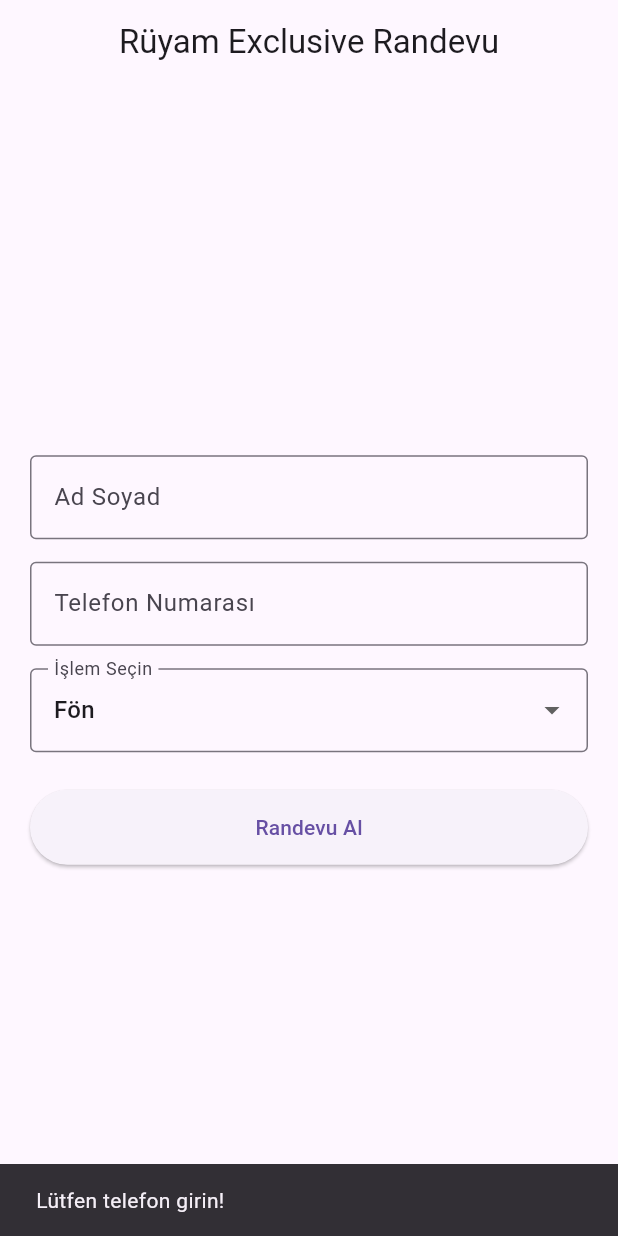
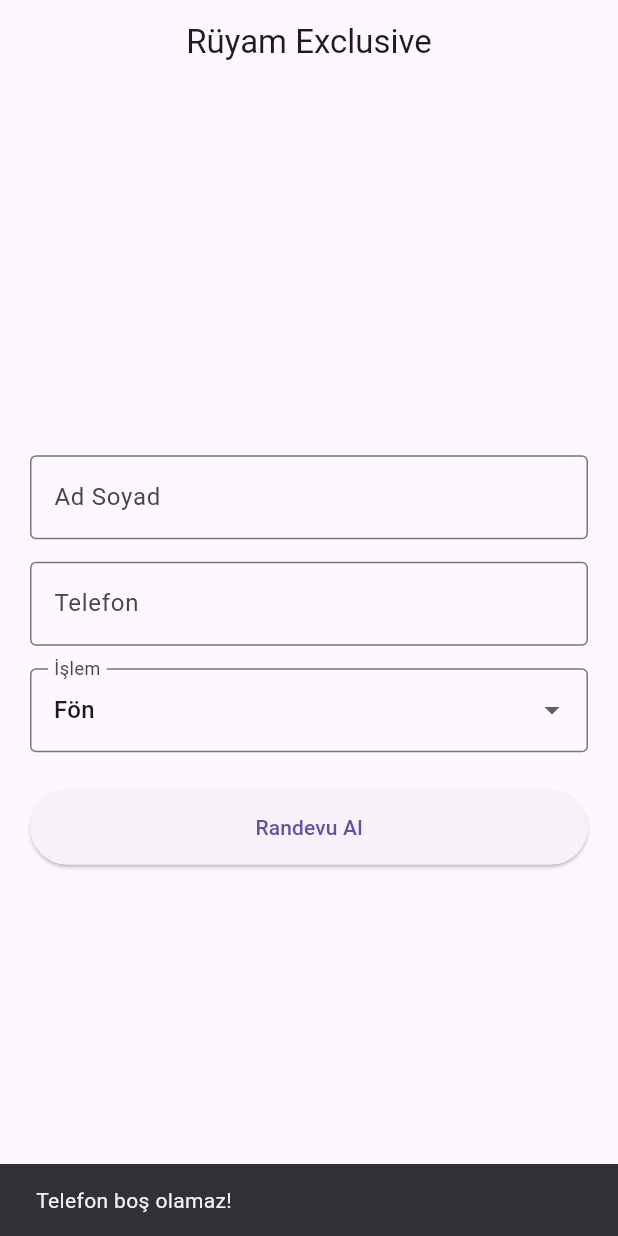
Before and after one commit to orhan504-collab/Deneme, a Flutter app: the screen it shows after launch, after a tap on "Randevu Al", on a phone screen of 412 x 824 dp. Run offline on Flutter 3.47's test engine with Material 3 defaults, Android fonts, the phone set to English and light mode, and no system bars; our stand-ins replace supabase_flutter; accounts and stored records are empty.

Commit message:
Update main.dart

```diff
--- a/lib/main.dart
+++ b/lib/main.dart
@@ -3,13 +3,10 @@ import 'package:supabase_flutter/supabase_flutter.dart';
 
 void main() async {
   WidgetsFlutterBinding.ensureInitialized();
-
-  // Supabase bağlantısını başlat
   await Supabase.initialize(
     url: 'https://cyhrdhttgtdbgwlbtbnw.supabase.co',
     anonKey: 'sb_publishable_LIOI2vJC5XPa0Jxd1VXEEg_lxkuJWRh',
   );
-
   runApp(const MaterialApp(
     debugShowCheckedModeBanner: false,
     home: RandevuSayfasi(),
@@ -18,83 +15,58 @@ void main() async {
 
 class RandevuSayfasi extends StatefulWidget {
   const RandevuSayfasi({super.key});
-
   @override
   State<RandevuSayfasi> createState() => _RandevuSayfasiState();
 }
 
 class _RandevuSayfasiState extends State<RandevuSayfasi> {
-  final _adController = TextEditingController();
-  final _telController = TextEditingController();
-  String _secilenIslem = 'Fön';
-  bool _yukleniyor = false;
+  final _ad = TextEditingController();
+  final _tel = TextEditingController();
+  String _secilen = 'Fön';
 
   Future<void> randevuAl() async {
-    if (_telController.text.isEmpty) {
-      ScaffoldMessenger.of(context).showSnackBar(const SnackBar(content: Text('Lütfen telefon girin!')));
+    if (_tel.text.isEmpty) {
+      ScaffoldMessenger.of(context).showSnackBar(const SnackBar(content: Text('Telefon boş olamaz!')));
       return;
     }
-
-    setState(() => _yukleniyor = true);
-
     try {
-      // Sütun isimleri: Ad, Tel, Islem (Büyük/Küçük harf duyarlı!)
+      // Sütun isimleri tam olarak veritabanındakilerle aynı olmalı
       await Supabase.instance.client.from('RuyamDB').insert({
-        'Ad': _adController.text.isEmpty ? 'Müşteri' : _adController.text,
-        'Tel': _telController.text,
-        'Islem': _secilenIslem,
+        'Ad': _ad.text.isEmpty ? 'Müşteri' : _ad.text,
+        'Tel': _tel.text,
+        'Islem': _secilen,
       });
-
       if (!mounted) return;
-      ScaffoldMessenger.of(context).showSnackBar(const SnackBar(content: Text('Randevunuz başarıyla alındı! ✅'), backgroundColor: Colors.green));
-      _adController.clear();
-      _telController.clear();
+      ScaffoldMessenger.of(context).showSnackBar(const SnackBar(content: Text('Randevunuz Alındı! ✅')));
+      _ad.clear(); _tel.clear();
     } catch (e) {
-      if (!mounted) return;
-      ScaffoldMessenger.of(context).showSnackBar(SnackBar(content: Text('Hata oluştu: $e'), backgroundColor: Colors.red));
-    } finally {
-      setState(() => _yukleniyor = false);
+      ScaffoldMessenger.of(context).showSnackBar(SnackBar(content: Text('Hata: $e')));
     }
   }
 
   @override
   Widget build(BuildContext context) {
     return Scaffold(
-      appBar: AppBar(title: const Text('Rüyam Exclusive Randevu'), centerTitle: true),
+      appBar: AppBar(title: const Text('Rüyam Exclusive'), centerTitle: true),
       body: Center(
         child: Container(
-          maxWidth: 500, // Web'de çok yayılmasın diye
-          padding: const EdgeInsets.all(20.0),
+          padding: const EdgeInsets.all(20),
+          maxWidth: 400,
           child: Column(
             mainAxisAlignment: MainAxisAlignment.center,
             children: [
-              TextField(
-                controller: _adController,
-                decoration: const InputDecoration(labelText: 'Ad Soyad', border: OutlineInputBorder()),
-              ),
+              TextField(controller: _ad, decoration: const InputDecoration(labelText: 'Ad Soyad', border: OutlineInputBorder())),
               const SizedBox(height: 15),
-              TextField(
-                controller: _telController,
-                decoration: const InputDecoration(labelText: 'Telefon Numarası', border: OutlineInputBorder()),
-                keyboardType: TextInputType.phone,
-              ),
+              TextField(controller: _tel, decoration: const InputDecoration(labelText: 'Telefon', border: OutlineInputBorder())),
               const SizedBox(height: 15),
               DropdownButtonFormField<String>(
-                value: _secilenIslem,
-                decoration: const InputDecoration(labelText: 'İşlem Seçin', border: OutlineInputBorder()),
-                items: ['Fön', 'Boya', 'Kesim', 'Makyaj']
-                    .map((e) => DropdownMenuItem(value: e, child: Text(e)))
-                    .toList(),
-                onChanged: (val) => setState(() => _secilenIslem = val!),
+                value: _secilen,
+                items: ['Fön', 'Boya', 'Kesim', 'Makyaj'].map((e) => DropdownMenuItem(value: e, child: Text(e))).toList(),
+                onChanged: (v) => setState(() => _secilen = v!),
+                decoration: const InputDecoration(border: OutlineInputBorder(), labelText: 'İşlem'),
               ),
               const SizedBox(height: 25),
-              _yukleniyor
-                ? const CircularProgressIndicator()
-                : ElevatedButton(
-                    onPressed: randevuAl,
-                    style: ElevatedButton.styleFrom(minimumSize: const Size(double.infinity, 50)),
-                    child: const Text('Randevu Al'),
-                  ),
+              ElevatedButton(onPressed: randevuAl, style: ElevatedButton.styleFrom(minimumSize: const Size(double.infinity, 50)), child: const Text('Randevu Al')),
             ],
           ),
         ),
```
